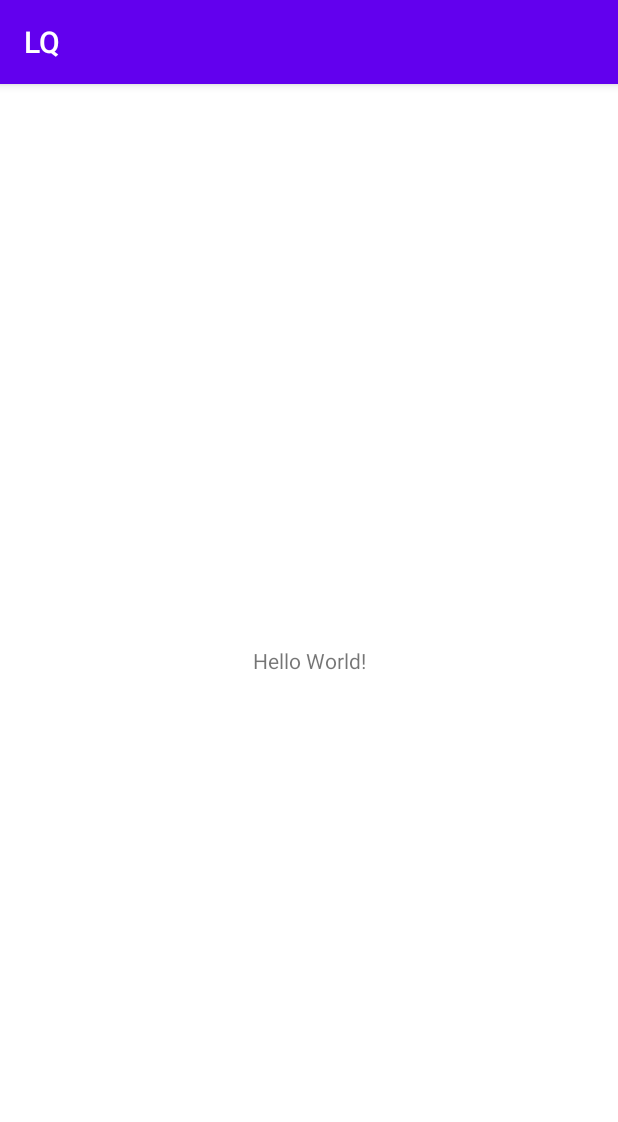
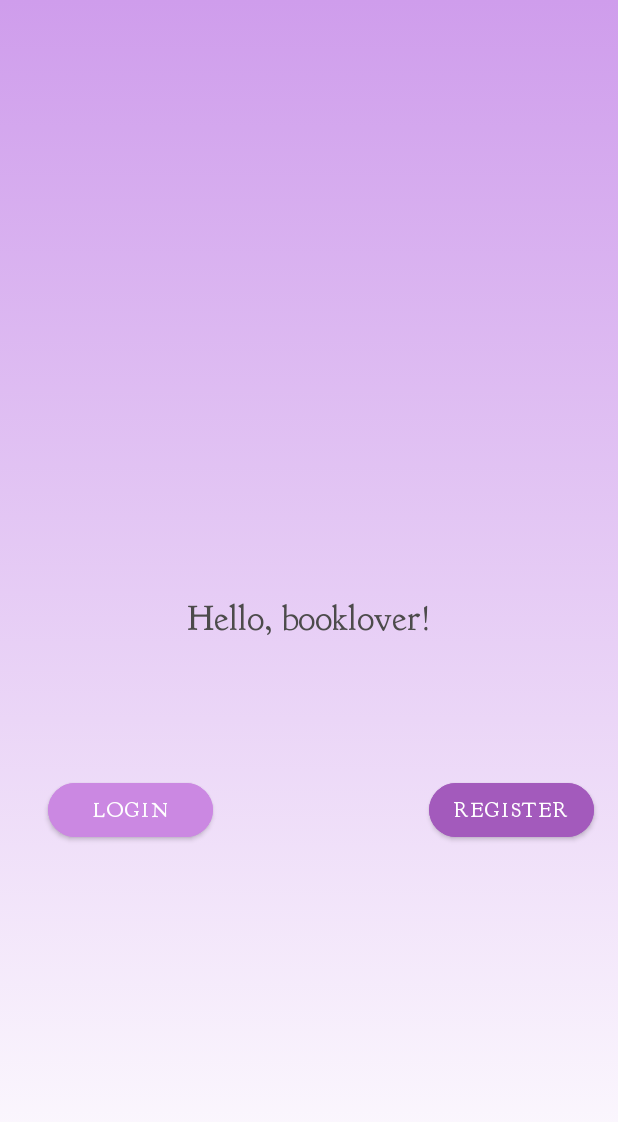
Before and after one commit to zornicaShopova/LifeInQuotes, an Android app: the screen it shows after launch (MainActivity), on a phone screen of 412 x 824 dp. Shown: the top 1122 px of the screen. Run offline under Robolectric (Android 15) with nearby library versions, the phone set to English and light mode, and no system bars.

Commit message:
welcome page with buttons ,  login and register pages

```diff
--- a/app/src/main/AndroidManifest.xml
+++ b/app/src/main/AndroidManifest.xml
@@ -9,6 +9,8 @@
         android:roundIcon="@mipmap/ic_launcher_round"
         android:supportsRtl="true"
         android:theme="@style/Theme.LQ">
+        <activity android:name=".RegisterActivity"></activity>
+        <activity android:name=".LoginActivity" />
         <activity android:name=".MainActivity">
             <intent-filter>
                 <action android:name="android.intent.action.MAIN" />
--- a/app/src/main/java/uni/fmi/masters/lq/MainActivity.java
+++ b/app/src/main/java/uni/fmi/masters/lq/MainActivity.java
@@ -2,13 +2,38 @@ package uni.fmi.masters.lq;
 
 import androidx.appcompat.app.AppCompatActivity;
 
+import android.content.Intent;
 import android.os.Bundle;
+import android.view.View;
+import android.widget.Button;
+
+import javax.security.auth.login.LoginException;
 
 public class MainActivity extends AppCompatActivity {
 
+    Button loginBtn ;
+    Button   registerBtn;
     @Override
     protected void onCreate(Bundle savedInstanceState) {
         super.onCreate(savedInstanceState);
         setContentView(R.layout.activity_main);
+        loginBtn  =   findViewById(R.id.loginButton);
+        registerBtn  = findViewById(R.id.registerButton);
+
+        loginBtn.setOnClickListener(onClick);
+        registerBtn.setOnClickListener(onClick);
     }
+
+    View.OnClickListener onClick  = new View.OnClickListener() {
+        @Override
+        public void onClick(View v) {
+            if(v.getId()  == R.id.loginButton){
+                Intent intent = new Intent(MainActivity.this,LoginActivity.class);
+                startActivity(intent);
+            }else{
+                Intent intent = new Intent(MainActivity.this,RegisterActivity.class);
+                startActivity(intent);
+            }
+        }
+    };
 }
--- /dev/null
+++ b/app/src/main/res/drawable/gradient_background.xml
@@ -0,0 +1,8 @@
+<?xml version="1.0" encoding="utf-8"?>
+<selector xmlns:android="http://schemas.android.com/apk/res/android">
+<item>
+    <shape>
+        <gradient android:angle="90" android:endColor="#CF9DEC" android:startColor="#FFFFFF" android:type="linear" />
+    </shape>
+</item>
+</selector>
--- a/app/src/main/res/layout/activity_main.xml
+++ b/app/src/main/res/layout/activity_main.xml
@@ -4,15 +4,49 @@
     xmlns:tools="http://schemas.android.com/tools"
     android:layout_width="match_parent"
     android:layout_height="match_parent"
+    android:background="@drawable/gradient_background"
+    android:orientation="vertical"
     tools:context=".MainActivity">
 
     <TextView
-        android:layout_width="wrap_content"
+        android:id="@+id/titleTextView"
+        android:layout_width="0dp"
         android:layout_height="wrap_content"
-        android:text="Hello World!"
+        android:fontFamily="@font/goudy_bookletter_1911"
+        android:gravity="center"
+        android:text="Hello, booklover!"
+        android:textColor="#4C4B4B"
+        android:textSize="24sp"
         app:layout_constraintBottom_toBottomOf="parent"
-        app:layout_constraintLeft_toLeftOf="parent"
-        app:layout_constraintRight_toRightOf="parent"
+        app:layout_constraintEnd_toEndOf="parent"
+        app:layout_constraintHorizontal_bias="1.0"
+        app:layout_constraintStart_toStartOf="parent"
+        app:layout_constraintTop_toTopOf="parent" />
+
+    <Button
+        android:id="@+id/loginButton"
+        android:layout_width="110dp"
+        android:layout_height="wrap_content"
+        android:layout_marginStart="32dp"
+        android:layout_marginTop="516dp"
+        android:backgroundTint="#CB88E2"
+        android:fontFamily="@font/goudy_bookletter_1911"
+        android:text="Login"
+        app:cornerRadius="32dp"
+        app:layout_constraintStart_toStartOf="parent"
+        app:layout_constraintTop_toTopOf="parent" />
+
+    <Button
+        android:id="@+id/registerButton"
+        android:layout_width="110dp"
+        android:layout_height="wrap_content"
+        android:layout_marginTop="516dp"
+        android:layout_marginEnd="16dp"
+        android:backgroundTint="#A35ABC"
+        android:fontFamily="@font/goudy_bookletter_1911"
+        android:text="Register"
+        app:cornerRadius="32dp"
+        app:layout_constraintEnd_toEndOf="parent"
         app:layout_constraintTop_toTopOf="parent" />
 
 </androidx.constraintlayout.widget.ConstraintLayout>
--- a/app/src/main/res/values-night/themes.xml
+++ b/app/src/main/res/values-night/themes.xml
@@ -1,6 +1,6 @@
 <resources xmlns:tools="http://schemas.android.com/tools">
     <!-- Base application theme. -->
-    <style name="Theme.LQ" parent="Theme.MaterialComponents.DayNight.DarkActionBar">
+    <style name="Theme.LQ" parent="Theme.MaterialComponents.DayNight.NoActionBar">
         <!-- Primary brand color. -->
         <item name="colorPrimary">@color/purple_200</item>
         <item name="colorPrimaryVariant">@color/purple_700</item>
--- a/app/src/main/res/values/themes.xml
+++ b/app/src/main/res/values/themes.xml
@@ -1,6 +1,6 @@
 <resources xmlns:tools="http://schemas.android.com/tools">
     <!-- Base application theme. -->
-    <style name="Theme.LQ" parent="Theme.MaterialComponents.DayNight.DarkActionBar">
+    <style name="Theme.LQ" parent="Theme.MaterialComponents.DayNight.NoActionBar">
         <!-- Primary brand color. -->
         <item name="colorPrimary">@color/purple_500</item>
         <item name="colorPrimaryVariant">@color/purple_700</item>
```
Also changed, not shown: app/src/main/java/uni/fmi/masters/lq/LoginActivity.java (added, +35 -0 lines), app/src/main/java/uni/fmi/masters/lq/RegisterActivity.java (added, +14 -0 lines), app/src/main/res/layout/activity_login.xml (added, +58 -0 lines), app/src/main/res/layout/activity_register.xml (added, +19 -0 lines), app/src/main/res/font/goudy_bookletter_1911.ttf (added).
